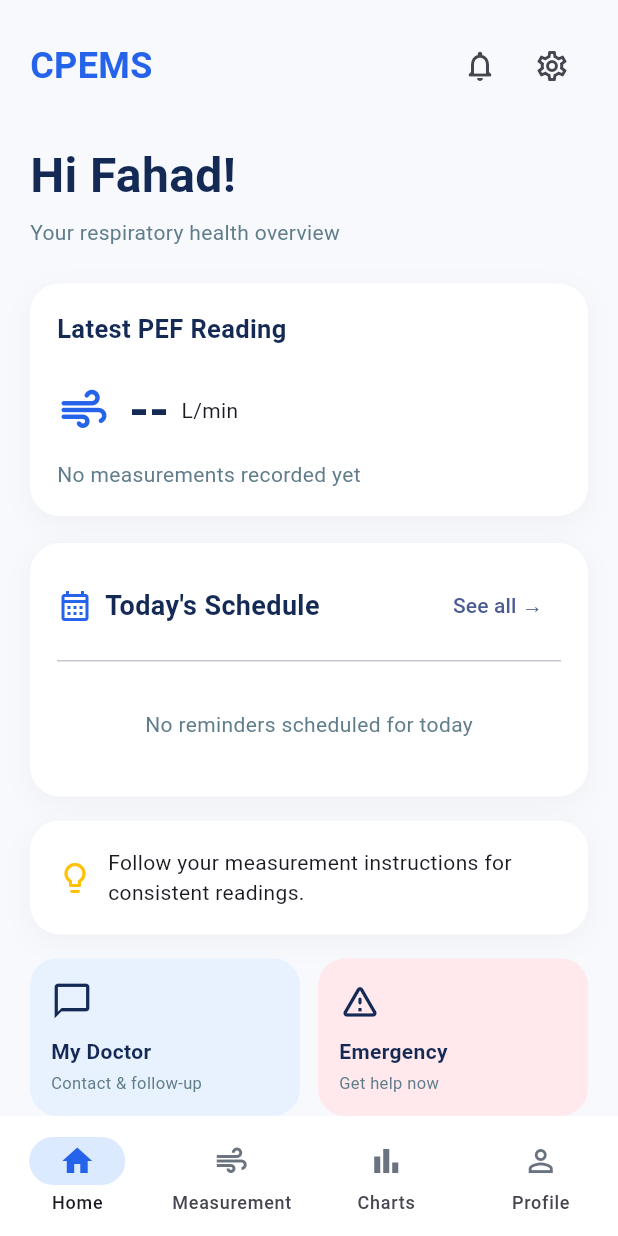
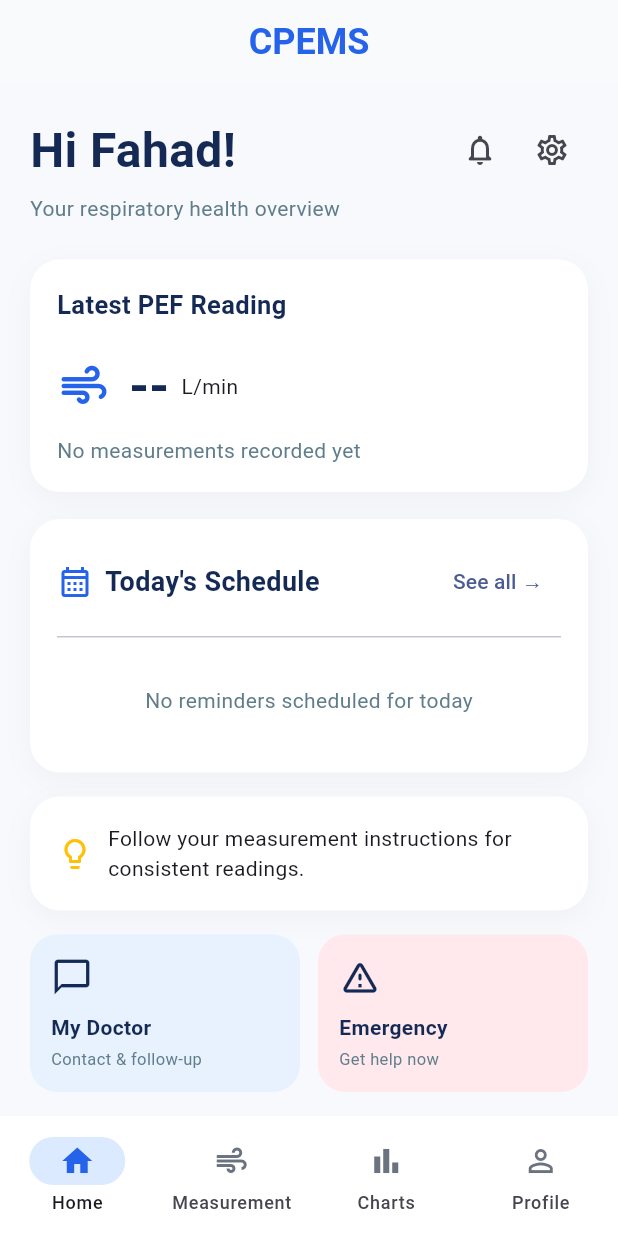
Before and after one commit to Shahad1hassan/CPEMS, a Flutter app: the PatientMainPage screen opened directly, on a phone screen of 412 x 824 dp. Run offline on Flutter 3.47's test engine with Material 3 defaults, Android fonts, the phone set to English and light mode, and no system bars; our stand-ins replace flutter_local_notifications, flutter_timezone, shared_preferences, timezone; accounts and stored records are empty.

Commit message:
feat: update AppBar title

```diff
--- a/lib/features/home/pages/home_page.dart
+++ b/lib/features/home/pages/home_page.dart
@@ -17,44 +17,32 @@ class HomePage extends StatelessWidget {
           padding: const EdgeInsets.all(20),
           children: [
             Row(
-              mainAxisAlignment: MainAxisAlignment.spaceBetween,
               children: [
-                const Text(
-                  'CPEMS',
-                  style: TextStyle(
-                    color: blue,
-                    fontSize: 24,
-                    fontWeight: FontWeight.bold,
+                const Expanded(
+                  child: Text(
+                    'Hi Fahad!',
+                    style: TextStyle(
+                      color: navy,
+                      fontSize: 32,
+                      fontWeight: FontWeight.bold,
+                    ),
                   ),
                 ),
-                Row(
-                  children: [
-                    IconButton(
-                      icon: const Icon(
-                        Icons.notifications_none_rounded,
-                      ),
-                      onPressed: () {},
-                    ),
-                    IconButton(
-                      icon: const Icon(
-                        Icons.settings_outlined,
-                      ),
-                      onPressed: () {},
-                    ),
-                  ],
+
+                IconButton(
+                  icon: const Icon(Icons.notifications_none_rounded),
+                  tooltip: 'Notifications',
+                  onPressed: () {},
+                ),
+
+                IconButton(
+                  icon: const Icon(Icons.settings_outlined),
+                  tooltip: 'Settings',
+                  onPressed: () {},
                 ),
               ],
             ),
-        const SizedBox(height: 26),
 
-        const Text(
-          'Hi Fahad!',
-          style: TextStyle(
-            color: navy,
-            fontSize: 32,
-            fontWeight: FontWeight.bold,
-          ),
-        ),
         const SizedBox(height: 5),
         const Text(
           'Your respiratory health overview',
--- a/lib/features/main_navigation/patient_navigation.dart
+++ b/lib/features/main_navigation/patient_navigation.dart
@@ -1,4 +1,7 @@
 import 'package:flutter/material.dart';
+
+import '../../core/theme/app_colors.dart';
+import '../../core/theme/app_text_styles.dart';
 
 import '../home/pages/home_page.dart';
 import '../measurement/pages/measurement_page.dart';
@@ -22,9 +25,31 @@ class _PatientMainPageState extends State<PatientMainPage> {
     ProfilePage(),
   ];
 
+  final List<String> _pageTitles = const [
+    'CPEMS',
+    'Measurement',
+    'Charts',
+    'Profile',
+  ];
+
   @override
   Widget build(BuildContext context) {
     return Scaffold(
+      appBar: AppBar(
+        automaticallyImplyLeading: false,
+        centerTitle: true,
+        backgroundColor: AppColors.background,
+        elevation: 0,
+
+        title: Text(
+          _pageTitles[_selectedIndex],
+          style: AppTextStyles.heading.copyWith(
+            color: _selectedIndex == 0
+                ? AppColors.primary
+                : AppColors.textPrimary,
+          ),
+        ),
+      ),
       body: SafeArea(child: _pages[_selectedIndex]),
 
       bottomNavigationBar: NavigationBar(
```
